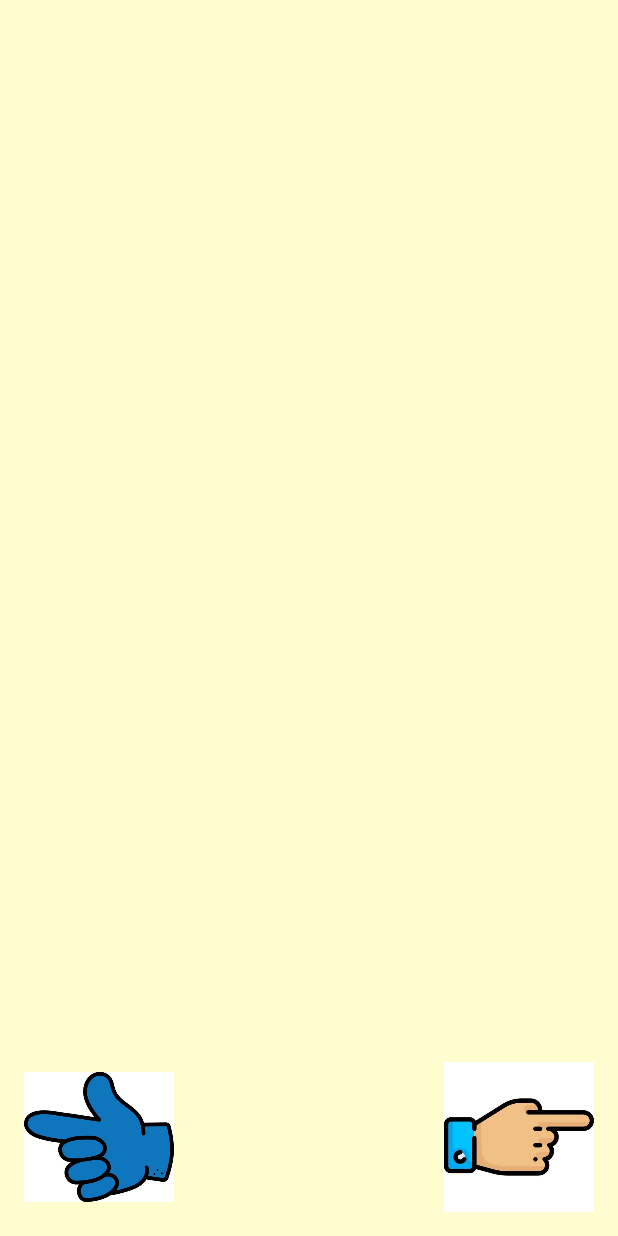
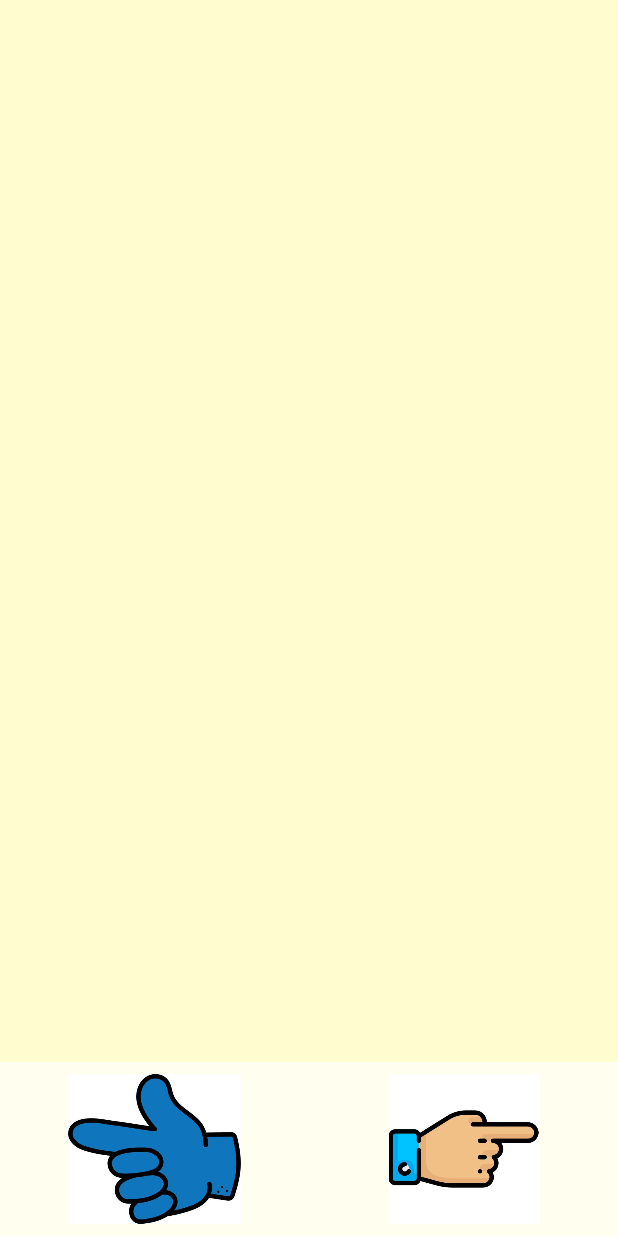
Before and after one commit to jyotiK58/Project2KidsApp, an Android app: the FullImageActivity screen opened directly, with no data from a screen before it, on a phone screen of 412 x 824 dp. Run offline under Robolectric (Android 15) with nearby library versions, the phone set to English and light mode, and no system bars; our stand-ins replace Picasso; pictures from the network do not load; 1 statement that could not run was skipped.

```diff
--- a/app/src/main/res/layout/full_image_activity.xml
+++ b/app/src/main/res/layout/full_image_activity.xml
@@ -11,21 +11,28 @@
         android:layout_centerInParent="true"
         android:scaleType="fitCenter" />
 
-    <ImageView
-        android:id="@+id/backArrow"
-        android:layout_width="100dp"
-        android:layout_height="100dp"
-        android:src="@drawable/backarrow"
-        android:layout_alignParentStart="true"
+    <LinearLayout
+        android:layout_width="match_parent"
+        android:layout_height="wrap_content"
         android:layout_alignParentBottom="true"
-        android:layout_margin="16dp" />
+        android:background="#AAFFFFFF"
+        android:orientation="horizontal"
+        android:padding="8dp">
 
-    <ImageView
-        android:id="@+id/forwardArrow"
-        android:layout_width="100dp"
-        android:layout_height="100dp"
-        android:src="@drawable/backarrhand"
-        android:layout_alignParentEnd="true"
-        android:layout_alignParentBottom="true"
-        android:layout_margin="16dp" />
+        <ImageView
+            android:id="@+id/backArrow"
+            android:layout_width="wrap_content"
+            android:layout_height="100dp"
+            android:layout_marginEnd="8dp"
+            android:layout_weight="1"
+            android:src="@drawable/backarrow" />
+
+        <ImageView
+            android:id="@+id/forwardArrow"
+            android:layout_width="wrap_content"
+            android:layout_height="100dp"
+            android:layout_marginStart="8dp"
+            android:layout_weight="1"
+            android:src="@drawable/backarrhand" />
+    </LinearLayout>
 </RelativeLayout>
```
